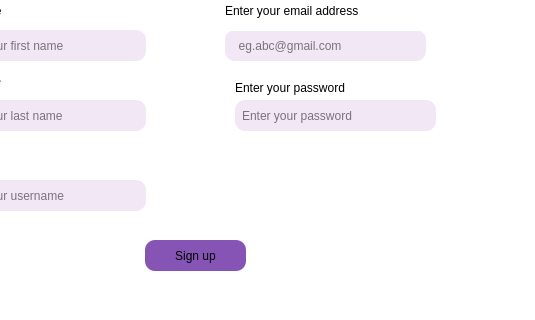
Nirjaraa/spendwise, file signin.ui: the form before one commit; both pictures show x 425 to 960 and y 220 to 540 of the 960 by 540 pixel window.
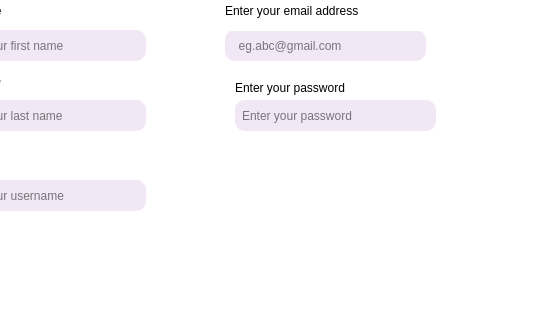
The form after the commit. Icons and pictures are not drawn.

What changed in the file:
```diff
--- a/signin.ui
+++ b/signin.ui
@@ -127,15 +127,18 @@
    <widget class="QPushButton" name="Signup">
     <property name="geometry">
      <rect>
-      <x>570</x>
-      <y>460</y>
-      <width>101</width>
-      <height>31</height>
+      <x>670</x>
+      <y>420</y>
+      <width>91</width>
+      <height>61</height>
      </rect>
     </property>
     <property name="styleSheet">
-     <string notr="true">background-color:rgb(133,84,181);
-border-radius: 10px;</string>
+     <string notr="true">background-image:url(:/resources/p7.jpg);
+font: 12pt &quot;Bahnschrift&quot;;
+color:white;
+border-radius:30px
+</string>
     </property>
     <property name="text">
      <string>Sign up</string>
```
